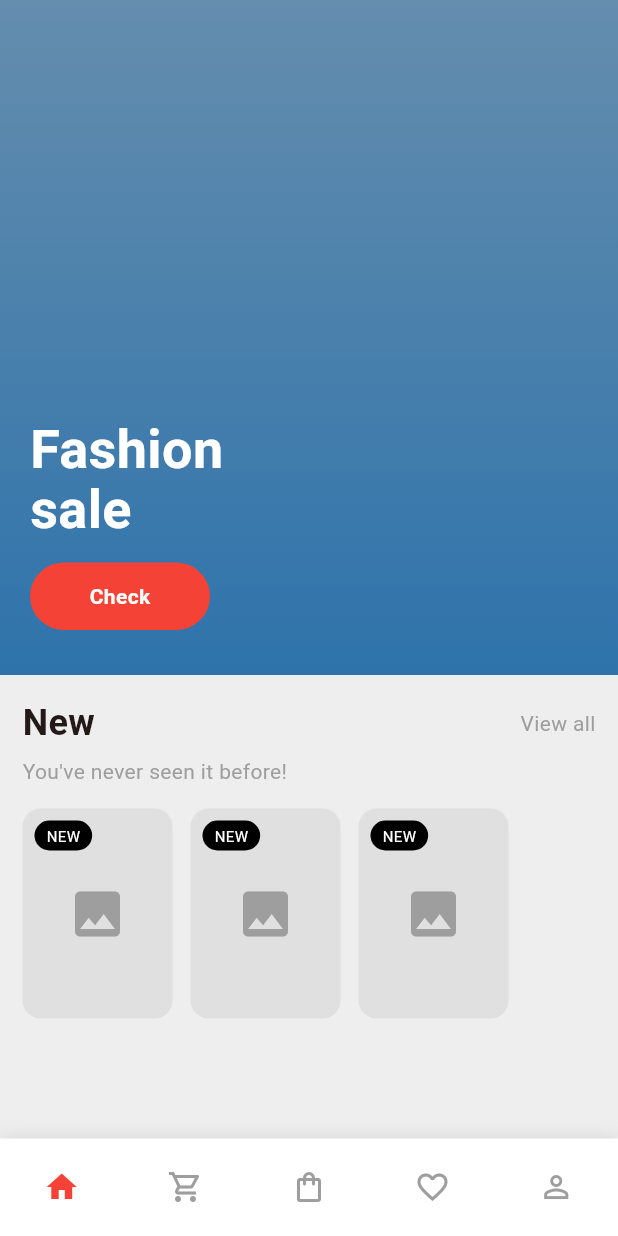
After one commit to Ahmadhassanjutt/store_login, a Flutter app: the FashionScreen screen opened directly, on a phone screen of 412 x 824 dp. The commit adds this screen. Run offline on Flutter 3.47's test engine with Material 3 defaults, Android fonts, the phone set to English and light mode, and no system bars; our stand-ins replace camera, image_picker.

Commit message:
New work

```diff
--- a/lib/main.dart
+++ b/lib/main.dart
@@ -1,5 +1,6 @@
 import 'package:flutter/material.dart';
 
+import 'screens/crop_screen.dart';
 import 'screens/forgot_password_screen.dart';
 import 'screens/login_screen.dart';
 import 'screens/sign_up_screen.dart';
@@ -28,6 +29,7 @@ class MyApp extends StatelessWidget {
       ),
       initialRoute: '/login',
       routes: {
+        '/crop': (context) => const CropScreen(),
         '/forgot': (context) => const ForgotPasswordScreen(),
         '/login': (context) => const LoginScreen(),
         '/signup': (context) => const SignUpScreen(),
--- /dev/null
+++ b/lib/screens/fashion_screen.dart
@@ -0,0 +1,227 @@
+import 'package:flutter/material.dart';
+
+import '../widgets/custom_item_card.dart';
+import '../widgets/custom_nav_item.dart';
+
+class FashionScreen extends StatefulWidget {
+  const FashionScreen({super.key});
+
+  @override
+  State<FashionScreen> createState() => _FashionScreenState();
+}
+
+class _FashionScreenState extends State<FashionScreen> {
+  int _selectedIndex = 0;
+
+  void _onItemTapped(int index) {
+    setState(() {
+      _selectedIndex = index;
+    });
+  }
+
+  @override
+  Widget build(BuildContext context) {
+    return Scaffold(
+      backgroundColor: Colors.grey.shade200,
+      body: IndexedStack(
+        index: _selectedIndex,
+        children: [
+          _buildHomePage(),
+          _buildCartPage(),
+          _buildBagPage(),
+          _buildFavoritePage(),
+          _buildProfilePage(),
+        ],
+      ),
+      // 🔻 BOTTOM NAV BAR
+      bottomNavigationBar: Container(
+        height: 65,
+        decoration: const BoxDecoration(
+          color: Colors.white,
+          boxShadow: [
+            BoxShadow(color: Colors.black12, blurRadius: 10),
+          ],
+        ),
+        child: Row(
+          mainAxisAlignment: MainAxisAlignment.spaceAround,
+          children: [
+            CustomNavItem(
+              icon: Icons.home,
+              active: _selectedIndex == 0,
+              onTap: () => _onItemTapped(0),
+            ),
+            CustomNavItem(
+              icon: Icons.shopping_cart_outlined,
+              active: _selectedIndex == 1,
+              onTap: () => _onItemTapped(1),
+            ),
+            CustomNavItem(
+              icon: Icons.shopping_bag_outlined,
+              active: _selectedIndex == 2,
+              onTap: () => _onItemTapped(2),
+            ),
+            CustomNavItem(
+              icon: Icons.favorite_border,
+              active: _selectedIndex == 3,
+              onTap: () => _onItemTapped(3),
+            ),
+            CustomNavItem(
+              icon: Icons.person_outline,
+              active: _selectedIndex == 4,
+              onTap: () => _onItemTapped(4),
+            ),
+          ],
+        ),
+      ),
+    );
+  }
+
+  Widget _buildHomePage() {
+    return Column(
+      children: [
+        // 🔥 TOP IMAGE SECTION
+        Stack(
+          children: [
+            Container(
+              height: 450,
+              width: double.infinity,
+              decoration: BoxDecoration(
+                gradient: LinearGradient(
+                  begin: Alignment.topCenter,
+                  end: Alignment.bottomCenter,
+                  colors: [Colors.blue.shade200, Colors.blue.shade400],
+                ),
+              ),
+            ),
+            // DARK OVERLAY
+            Container(
+              height: 450,
+              decoration: BoxDecoration(
+                color: Colors.black.withOpacity(0.3),
+              ),
+            ),
+            // TEXT + BUTTON
+            Positioned(
+              bottom: 30,
+              left: 20,
+              child: Column(
+                crossAxisAlignment: CrossAxisAlignment.start,
+                children: [
+                  const Text(
+                    "Fashion\nsale",
+                    style: TextStyle(
+                      color: Colors.white,
+                      fontSize: 36,
+                      fontWeight: FontWeight.bold,
+                      height: 1.1,
+                    ),
+                  ),
+                  const SizedBox(height: 15),
+                  Container(
+                    height: 45,
+                    width: 120,
+                    decoration: BoxDecoration(
+                      color: Colors.red,
+                      borderRadius: BorderRadius.circular(25),
+                    ),
+                    child: const Center(
+                      child: Text(
+                        "Check",
+                        style: TextStyle(
+                          color: Colors.white,
+                          fontWeight: FontWeight.bold,
+                        ),
+                      ),
+                    ),
+                  )
+                ],
+              ),
+            ),
+          ],
+        ),
+        // 🔽 BOTTOM SECTION
+        Expanded(
+          child: Container(
+            padding: const EdgeInsets.all(15),
+            child: Column(
+              crossAxisAlignment: CrossAxisAlignment.start,
+              children: [
+                // TITLE ROW
+                Row(
+                  mainAxisAlignment: MainAxisAlignment.spaceBetween,
+                  children: const [
+                    Text(
+                      "New",
+                      style: TextStyle(
+                        fontSize: 24,
+                        fontWeight: FontWeight.bold,
+                      ),
+                    ),
+                    Text(
+                      "View all",
+                      style: TextStyle(color: Colors.grey),
+                    ),
+                  ],
+                ),
+                const SizedBox(height: 5),
+                const Text(
+                  "You've never seen it before!",
+                  style: TextStyle(color: Colors.grey),
+                ),
+                const SizedBox(height: 15),
+                // HORIZONTAL LIST
+                SizedBox(
+                  height: 140,
+                  child: ListView(
+                    scrollDirection: Axis.horizontal,
+                    children: [
+                      CustomItemCard(image: "assets/girl.jpg"),
+                      CustomItemCard(image: "assets/boy.jpg"),
+                      CustomItemCard(image: "assets/girl2.jpg"),
+                    ],
+                  ),
+                ),
+              ],
+            ),
+          ),
+        ),
+      ],
+    );
+  }
+
+  Widget _buildCartPage() {
+    return const Center(
+      child: Text(
+        "Cart Page",
+        style: TextStyle(fontSize: 24, fontWeight: FontWeight.bold),
+      ),
+    );
+  }
+
+  Widget _buildBagPage() {
+    return const Center(
+      child: Text(
+        "Bag Page",
+        style: TextStyle(fontSize: 24, fontWeight: FontWeight.bold),
+      ),
+    );
+  }
+
+  Widget _buildFavoritePage() {
+    return const Center(
+      child: Text(
+        "Favorite Page",
+        style: TextStyle(fontSize: 24, fontWeight: FontWeight.bold),
+      ),
+    );
+  }
+
+  Widget _buildProfilePage() {
+    return const Center(
+      child: Text(
+        "Profile Page",
+        style: TextStyle(fontSize: 24, fontWeight: FontWeight.bold),
+      ),
+    );
+  }
+}
--- /dev/null
+++ b/lib/widgets/custom_item_card.dart
@@ -0,0 +1,53 @@
+import 'package:flutter/material.dart';
+
+class CustomItemCard extends StatelessWidget {
+  final String image;
+
+  const CustomItemCard({super.key, required this.image});
+
+  @override
+  Widget build(BuildContext context) {
+    return Container(
+      width: 100,
+      margin: const EdgeInsets.only(right: 12),
+      child: Stack(
+        children: [
+          Container(
+            height: 140,
+            width: 100,
+            decoration: BoxDecoration(
+              color: Colors.grey.shade300,
+              borderRadius: BorderRadius.circular(12),
+            ),
+            child: const Center(
+              child: Icon(
+                Icons.image,
+                size: 40,
+                color: Colors.grey,
+              ),
+            ),
+          ),
+          // NEW TAG
+          Positioned(
+            top: 8,
+            left: 8,
+            child: Container(
+              padding: const EdgeInsets.symmetric(horizontal: 8, vertical: 3),
+              decoration: BoxDecoration(
+                color: Colors.black,
+                borderRadius: BorderRadius.circular(10),
+              ),
+              child: const Text(
+                "NEW",
+                style: TextStyle(
+                  color: Colors.white,
+                  fontSize: 10,
+                ),
+              ),
+            ),
+          ),
+        ],
+      ),
+    );
+  }
+}
--- /dev/null
+++ b/lib/widgets/custom_nav_item.dart
@@ -0,0 +1,25 @@
+import 'package:flutter/material.dart';
+
+class CustomNavItem extends StatelessWidget {
+  final IconData icon;
+  final bool active;
+  final VoidCallback? onTap;
+
+  const CustomNavItem({
+    super.key,
+    required this.icon,
+    required this.active,
+    this.onTap,
+  });
+
+  @override
+  Widget build(BuildContext context) {
+    return GestureDetector(
+      onTap: onTap,
+      child: Icon(
+        icon,
+        color: active ? Colors.red : Colors.grey,
+      ),
+    );
+  }
+}
```
Also changed, not shown: lib/controllers/camera_search_controller.dart (added, +49 -0 lines), lib/screens/camera_search_screen.dart (added, +127 -0 lines), lib/screens/crop_screen.dart (added, +155 -0 lines), lib/screens/visual_search_screen.dart (+12 -9 lines), pubspec.yaml (+3 -30 lines), pubspec.lock.
